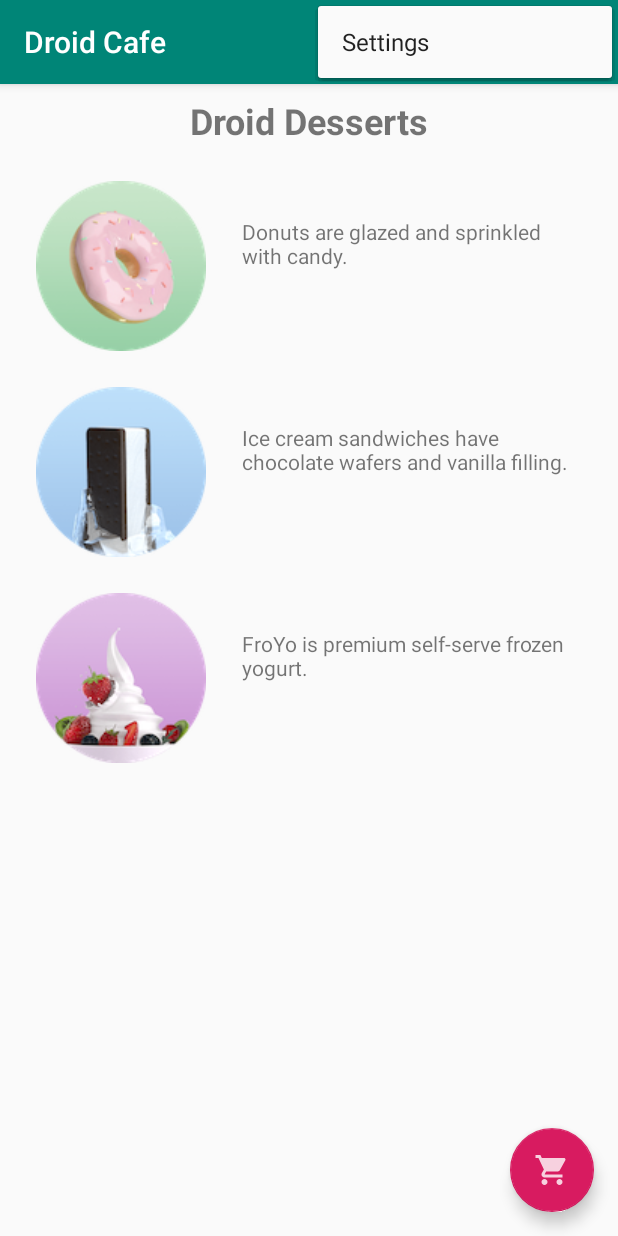
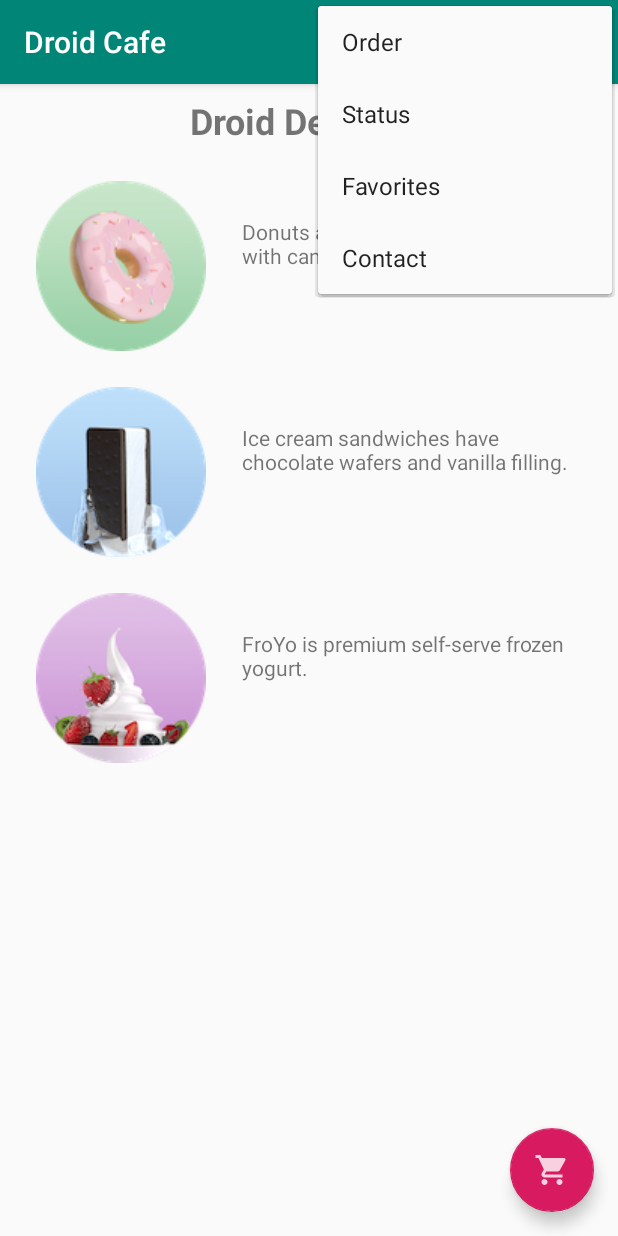
Before and after one commit to Yunji-Leo/AndroidCodelabs, an Android app: the screen it shows after launch (MainActivity), with the options menu open, on a phone screen of 412 x 824 dp. Run offline under Robolectric (Android 15) with nearby library versions, the phone set to English and light mode, and no system bars.

Commit message:
add menuitem

```diff
--- a/DroidCafe/app/src/main/java/com/example/droidcafe/MainActivity.java
+++ b/DroidCafe/app/src/main/java/com/example/droidcafe/MainActivity.java
@@ -4,7 +4,6 @@ import android.content.Intent;
 import android.os.Bundle;
 
 import com.google.android.material.floatingactionbutton.FloatingActionButton;
-import com.google.android.material.snackbar.Snackbar;
 
 import androidx.appcompat.app.AppCompatActivity;
 import androidx.appcompat.widget.Toolbar;
@@ -58,7 +57,7 @@ public class MainActivity extends AppCompatActivity {
         int id = item.getItemId();
 
         //noinspection SimplifiableIfStatement
-        if (id == R.id.action_settings) {
+        if (id == R.id.action_order) {
             return true;
         }
 
--- a/DroidCafe/app/src/main/res/menu/menu_main.xml
+++ b/DroidCafe/app/src/main/res/menu/menu_main.xml
@@ -3,8 +3,23 @@
     xmlns:tools="http://schemas.android.com/tools"
     tools:context="com.example.droidcafe.MainActivity">
     <item
-        android:id="@+id/action_settings"
+        android:id="@+id/action_contact"
         android:orderInCategory="100"
-        android:title="@string/action_settings"
+        android:title="@string/action_contact"
+        app:showAsAction="never" />
+    <item
+        android:id="@+id/action_order"
+        android:orderInCategory="10"
+        android:title="@string/action_order"
+        app:showAsAction="never" />
+    <item
+        android:id="@+id/action_status"
+        android:orderInCategory="20"
+        android:title="@string/action_status"
+        app:showAsAction="never" />
+    <item
+        android:id="@+id/action_favorites"
+        android:orderInCategory="30"
+        android:title="@string/action_favorites"
         app:showAsAction="never" />
 </menu>
--- a/DroidCafe/app/src/main/res/values/strings.xml
+++ b/DroidCafe/app/src/main/res/values/strings.xml
@@ -21,10 +21,18 @@
     <string name="same_day_messenger_service">Same day messenger service</string>
     <string name="next_day_ground_delivery">Next day ground delivery</string>
     <string name="pick_up">Pick up</string>
+    <string name="action_contact">Contact</string>
+    <string name="action_order">Order</string>
+    <string name="action_status">Status</string>
+    <string name="action_favorites">Favorites</string>
     <string-array name="labels_array">
         <item>Home</item>
         <item>Work</item>
         <item>Mobile</item>
         <item>Other</item>
     </string-array>
+    <string name="action_order_message">You selected Order.</string>
+    <string name="action_status_message">You selected Status.</string>
+    <string name="action_favorites_message">You selected Favorites.</string>
+    <string name="action_contact_message">You selected Contact.</string>
 </resources>
```
